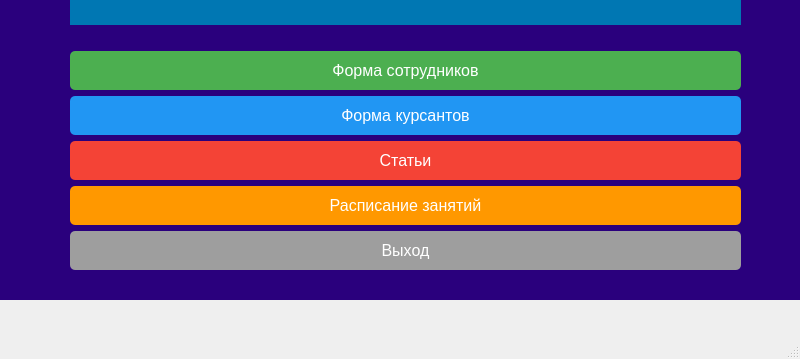
Before: the Qt Designer form Client/Client/mmainwindow.ui in Nurzamat123/Diplomka, drawn with Qt 5; both pictures show x 0 to 800 and y 241 to 600 of the 800 by 600 pixel window.
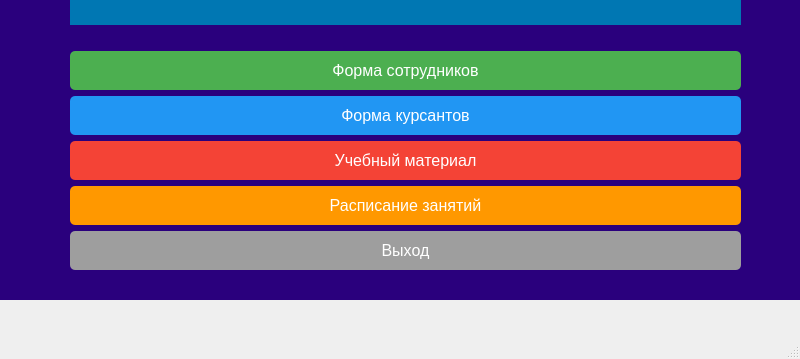
After: the same form once the commit is applied.

```diff
--- a/Client/Client/mmainwindow.ui
+++ b/Client/Client/mmainwindow.ui
@@ -139,7 +139,7 @@
             </string>
             </property>
             <property name="text">
-             <string>Статьи</string>
+             <string>Учебный материал</string>
             </property>
            </widget>
           </item>
```
